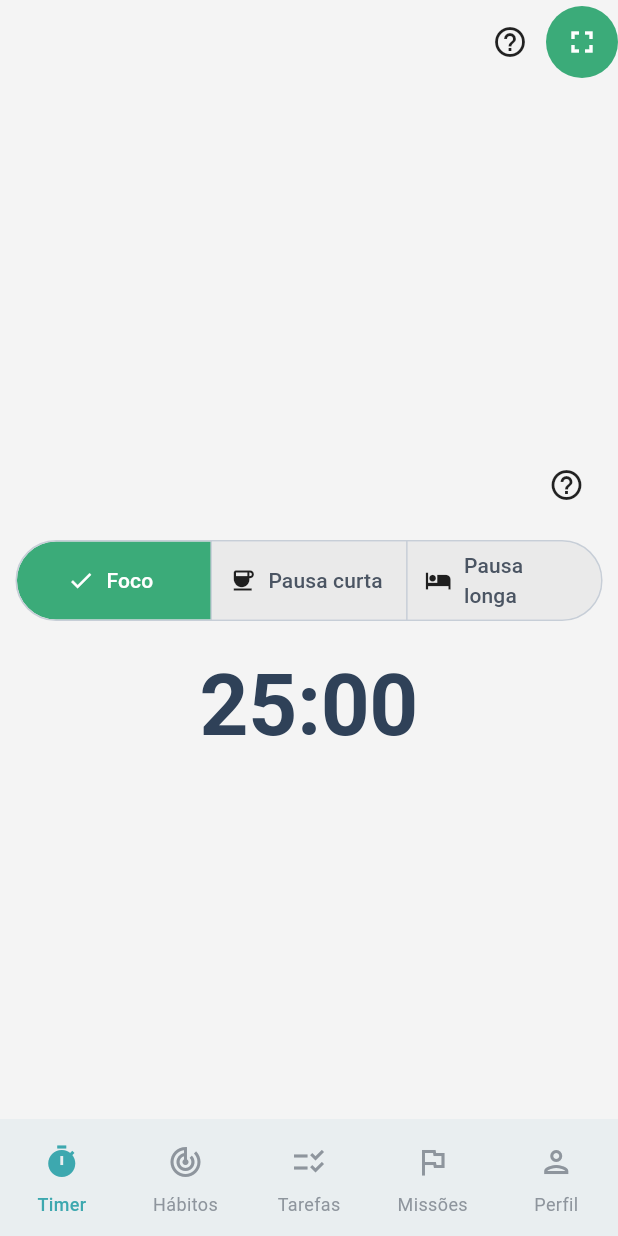
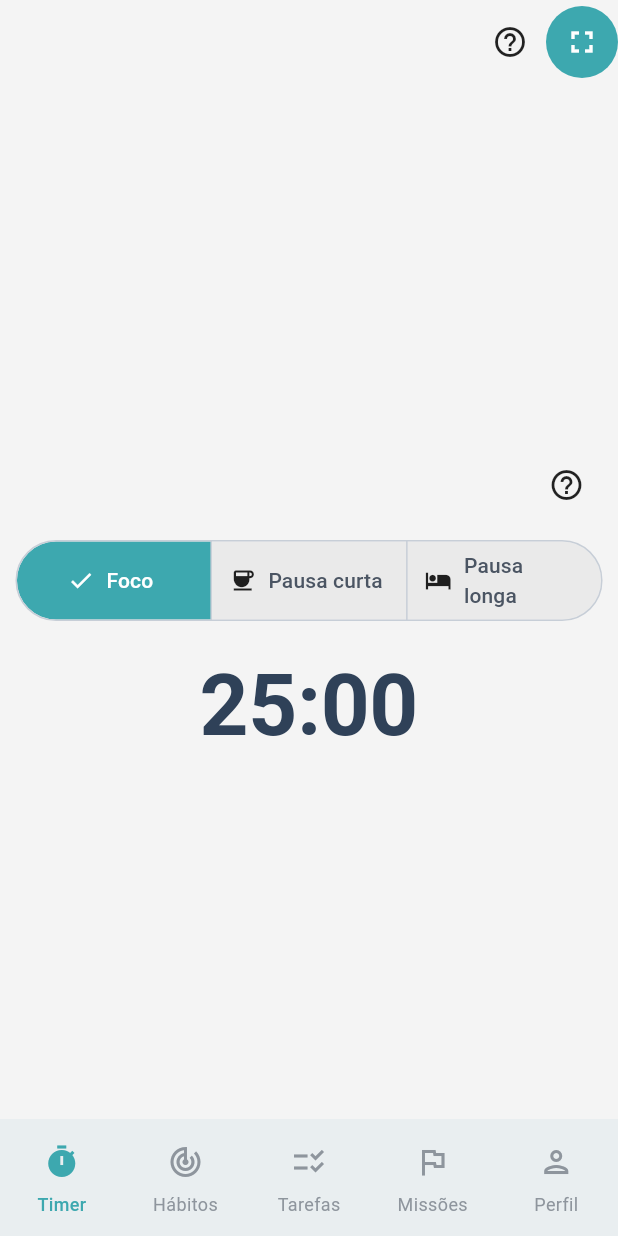
Before and after one commit to BrunaABraguin/mindease-app, a Flutter app: the screen it shows after launch, on a phone screen of 412 x 824 dp. Run offline on Flutter 3.47's test engine with Material 3 defaults, Android fonts, the phone set to English and light mode, and no system bars; our stand-ins replace firebase_core, flutter_bloc, flutter_clean_architecture, flutter_dotenv, shared_preferences; accounts and stored records are empty.

Commit message:
Update color scheme for TimerSegmentedButton and FocusModeButton to use secondary color

```diff
--- a/lib/src/app/pages/timer/widgets/timer_segmented_button.dart
+++ b/lib/src/app/pages/timer/widgets/timer_segmented_button.dart
@@ -56,7 +56,7 @@ class TimerSegmentedButton extends StatelessWidget {
         ),
         backgroundColor: WidgetStateProperty.resolveWith<Color?>((states) {
           if (states.contains(WidgetState.selected)) {
-            return colorScheme.primaryContainer;
+            return colorScheme.secondaryContainer;
           }
           return colorScheme.surfaceContainerHighest;
         }),
--- a/lib/src/app/widgets/focus_mode_button.dart
+++ b/lib/src/app/widgets/focus_mode_button.dart
@@ -21,7 +21,7 @@ class FocusModeButton extends StatelessWidget {
       button: true,
       child: Container(
         decoration: BoxDecoration(
-          color: Theme.of(context).colorScheme.primary,
+          color: Theme.of(context).colorScheme.secondary,
           shape: BoxShape.circle,
         ),
         child: IconButton(
```
